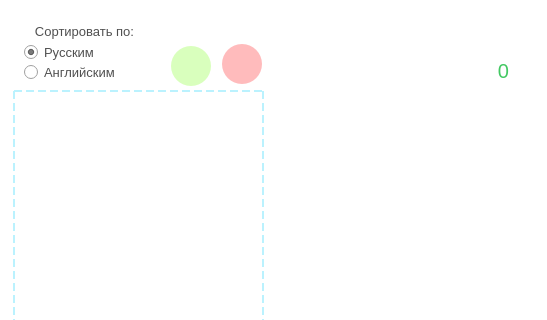
First picture: the form in wordslistwindow.ui, repository Skripove/MyDictionary, before the edit; both pictures show x 0 to 547 and y 0 to 320 of the 547 by 492 pixel window.
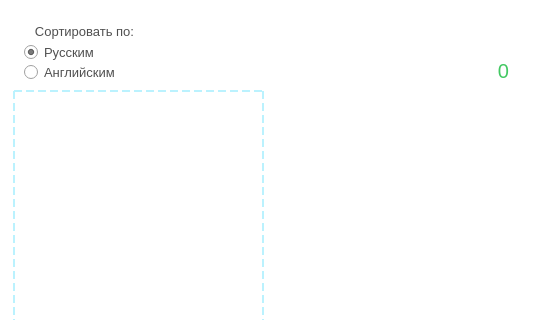
Second picture: the form after the edit. Icons and pictures are not drawn.

Diff of the .ui file:
```diff
--- a/wordslistwindow.ui
+++ b/wordslistwindow.ui
@@ -126,23 +126,15 @@
     <string>Добавить слово</string>
    </property>
    <property name="styleSheet">
-    <string notr="true">nAddWord{
+    <string notr="true">#btnAddWord{
+border-radius: 20px;
 border-image: url(:/res/img/add.png);
 }
 nAddWord:hover{
 border-image: url(:/res/img/addHover.png);
 }
 
-#btnAddWord{
-color: rgb(58,33,102);
-background-color: rgba(217,255,189, 255);
-border: 0px solid black;
-border-radius: 20px;
-}
-
-#btnAddWord::hover{
-	background-color: rgba(201,255,161, 255);
-}</string>
+</string>
    </property>
    <property name="text">
     <string/>
@@ -209,23 +201,13 @@
     <string>Удалить слово</string>
    </property>
    <property name="styleSheet">
-    <string notr="true">nDelWord{
+    <string notr="true">#btnDelWord{
 border-image: url(:/res/img/del.png);
+border-radius: 20px;
 }
 
 nDelWord:hover{
 border-image: url(:/res/img/delHover.png);
-}
-
-#btnDelWord{
-color: rgb(58,33,102);
-background-color: rgba(255,187,188, 255);
-border: 0px solid black;
-border-radius: 20px;
-}
-
-#btnDelWord::hover{
-	background-color: rgba(255,159,160, 255);
 }</string>
    </property>
    <property name="text">
```
Left out of the diff: 4 changed lines with no effect on the pictures.
